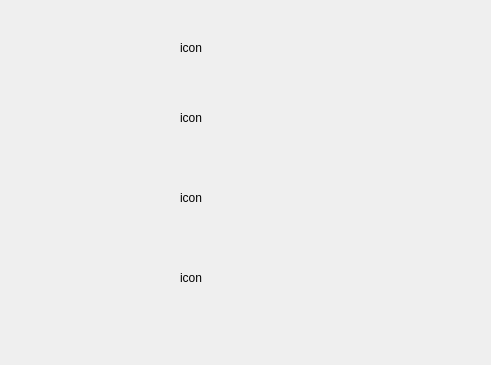
The window that ui/search.ui (chaunamthong2015-ui/PTA39-SPCK) describes before a commit, drawn with Qt 5.
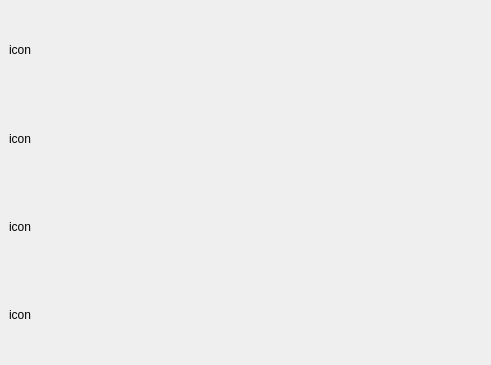
The same window after the commit.

The edit to the form file:
```diff
--- a/ui/search.ui
+++ b/ui/search.ui
@@ -26,71 +26,36 @@
    <string>MainWindow</string>
   </property>
   <widget class="QWidget" name="centralwidget">
-   <widget class="QLabel" name="label">
-    <property name="geometry">
-     <rect>
-      <x>60</x>
-      <y>80</y>
-      <width>55</width>
-      <height>16</height>
-     </rect>
-    </property>
-    <property name="text">
-     <string/>
-    </property>
-   </widget>
-   <widget class="QLabel" name="label_2">
-    <property name="geometry">
-     <rect>
-      <x>180</x>
-      <y>190</y>
-      <width>55</width>
-      <height>16</height>
-     </rect>
-    </property>
-    <property name="text">
-     <string>icon</string>
-    </property>
-   </widget>
-   <widget class="QLabel" name="label_3">
-    <property name="geometry">
-     <rect>
-      <x>180</x>
-      <y>40</y>
-      <width>55</width>
-      <height>16</height>
-     </rect>
-    </property>
-    <property name="text">
-     <string>icon</string>
-    </property>
-   </widget>
+   <layout class="QVBoxLayout" name="verticalLayout">
+    <item>
    <widget class="QLabel" name="label_4">
-    <property name="geometry">
-     <rect>
-      <x>180</x>
-      <y>270</y>
-      <width>55</width>
-      <height>16</height>
-     </rect>
-    </property>
+      <property name="text">
+       <string>icon</string>
+      </property>
+     </widget>
+    </item>
+    <item>
+     <widget class="QLabel" name="label_3">
     <property name="text">
      <string>icon</string>
     </property>
    </widget>
+    </item>
+    <item>
+     <widget class="QLabel" name="label_2">
+      <property name="text">
+       <string>icon</string>
+      </property>
+     </widget>
+    </item>
+    <item>
    <widget class="QLabel" name="label_5">
-    <property name="geometry">
-     <rect>
-      <x>180</x>
-      <y>110</y>
-      <width>55</width>
-      <height>16</height>
-     </rect>
-    </property>
     <property name="text">
      <string>icon</string>
     </property>
    </widget>
+    </item>
+   </layout>
   </widget>
  </widget>
  <resources/>
```
Lines whose indentation alone changed are shown as unchanged.
